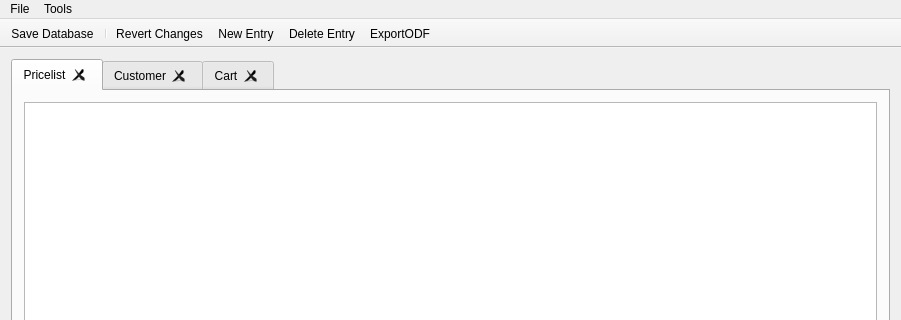
Old version of the form mainwindow.ui in the repository scuq/offlineshop; both pictures show x 0 to 901 and y 0 to 320 of the 901 by 748 pixel window.
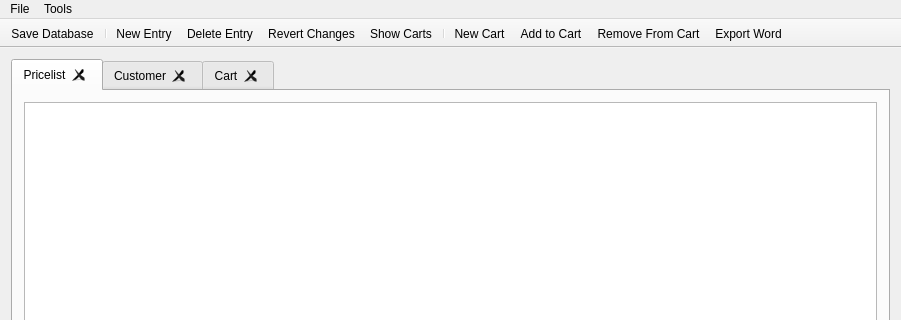
New version of the form. The open tabs and pages were chosen to show the change. Icons and pictures are not drawn.

```diff
--- a/mainwindow.ui
+++ b/mainwindow.ui
@@ -133,9 +133,14 @@
    </attribute>
    <addaction name="actionSave_Database"/>
    <addaction name="separator"/>
-   <addaction name="actionRevert_Changes"/>
    <addaction name="actionNew_Entry_Pricelist"/>
    <addaction name="actionDelete_Entry"/>
+   <addaction name="actionRevert_Changes"/>
+   <addaction name="actionShow_Carts"/>
+   <addaction name="separator"/>
+   <addaction name="actionNew_Cart"/>
+   <addaction name="actionAdd_to_Cart"/>
+   <addaction name="actionRemove_From_Cart"/>
    <addaction name="actionExportODF"/>
   </widget>
   <widget class="QStatusBar" name="statusBar"/>
@@ -218,7 +223,10 @@
      <normaloff>:/icons/16x16/format-indent-more.png</normaloff>:/icons/16x16/format-indent-more.png</iconset>
    </property>
    <property name="text">
-    <string>ExportODF</string>
+    <string>Export Word</string>
+   </property>
+   <property name="toolTip">
+    <string>Export Word</string>
    </property>
   </action>
   <action name="actionOptions">
@@ -226,6 +234,42 @@
     <string>Options</string>
    </property>
   </action>
+  <action name="actionAdd_to_Cart">
+   <property name="icon">
+    <iconset resource="icons.qrc">
+     <normaloff>:/icons/16x16/go-next.png</normaloff>:/icons/16x16/go-next.png</iconset>
+   </property>
+   <property name="text">
+    <string>Add to Cart</string>
+   </property>
+  </action>
+  <action name="actionRemove_From_Cart">
+   <property name="icon">
+    <iconset resource="icons.qrc">
+     <normaloff>:/icons/16x16/go-previous.png</normaloff>:/icons/16x16/go-previous.png</iconset>
+   </property>
+   <property name="text">
+    <string>Remove From Cart</string>
+   </property>
+  </action>
+  <action name="actionShow_Carts">
+   <property name="icon">
+    <iconset resource="icons.qrc">
+     <normaloff>:/icons/16x16/window-new.png</normaloff>:/icons/16x16/window-new.png</iconset>
+   </property>
+   <property name="text">
+    <string>Show Carts</string>
+   </property>
+  </action>
+  <action name="actionNew_Cart">
+   <property name="icon">
+    <iconset resource="icons.qrc">
+     <normaloff>:/icons/16x16/offlineshop.png</normaloff>:/icons/16x16/offlineshop.png</iconset>
+   </property>
+   <property name="text">
+    <string>New Cart</string>
+   </property>
+  </action>
  </widget>
  <layoutdefault spacing="6" margin="11"/>
  <resources>
```
Left out of the diff: 2 changed lines with no effect on the pictures.
